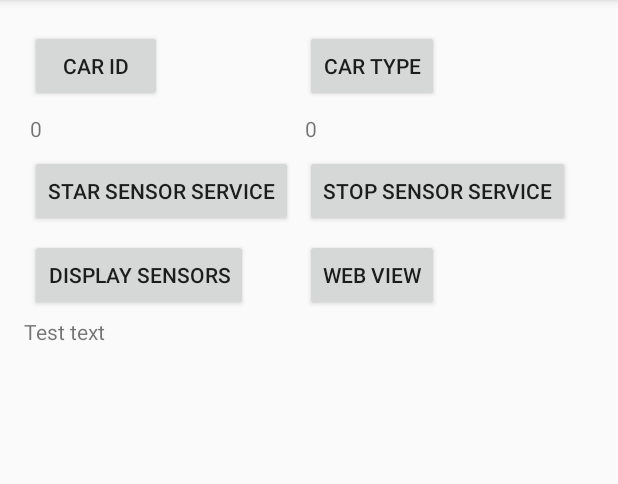
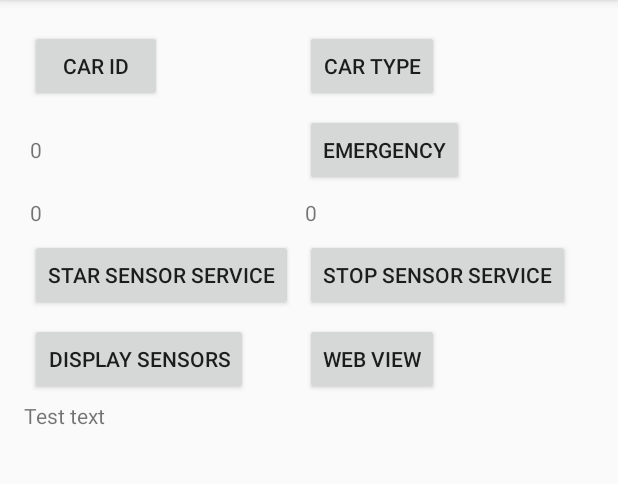
Before and after one commit to ThanosGkara/CarAppHackZurich, an Android app: the screen it shows after launch (MainActivity), on a phone screen of 412 x 824 dp, the part 84-568 px from its top. Run offline under Robolectric (Android 15) with nearby library versions, the phone set to English and light mode, and no system bars.

Commit message:
Added emergency button

```diff
--- a/app/src/main/java/com/hackzurich/carapp/carapphackzurich/MainActivity.java
+++ b/app/src/main/java/com/hackzurich/carapp/carapphackzurich/MainActivity.java
@@ -15,6 +15,8 @@ import android.widget.TextView;
 import android.content.BroadcastReceiver;
 import android.widget.Toast;
 
+import org.w3c.dom.Text;
+
 public class MainActivity extends Activity {
 
     private static final String TAG = "SensorsService";
@@ -28,8 +30,10 @@ public class MainActivity extends Activity {
     private Button btStartSensorService;
     private Button btStopSensorService;
     private Button btDisplaySensors;
+    private Button btInEmergency;
     private TextView tvCarID;
     private TextView tvCarType;
+    private TextView tvInEmergency;
     private TextView tvLogArea;
 
     @Override
@@ -47,7 +51,14 @@ public class MainActivity extends Activity {
         btStartSensorService = (Button) findViewById(R.id.btStarSensorService);
         btStopSensorService = (Button) findViewById(R.id.btStopSensorService);
         btDisplaySensors = (Button) findViewById(R.id.btDisplaySensors);
+        btInEmergency = (Button) findViewById(R.id.btInEmergency);
+        tvInEmergency = (TextView) findViewById(R.id.tvEmergenecy);
         tvLogArea = (TextView) findViewById(R.id.tvLogArea);
+
+        tvCarID.setText("0");
+        tvCarType.setText("0");
+        tvLogArea.setText("Test text");
+        tvInEmergency.setText("0");
     }
 
     private BroadcastReceiver sensorsSReceiver = new BroadcastReceiver() {
@@ -60,9 +71,9 @@ public class MainActivity extends Activity {
     @Override
     public void onResume() {
         super.onResume();
-        tvCarID.setText("0");
-        tvCarType.setText("0");
-        tvLogArea.setText("Test text");
+//        tvCarID.setText("0");
+//        tvCarType.setText("0");
+//        tvLogArea.setText("Test text");
     }
 
     @Override
@@ -124,6 +135,7 @@ public class MainActivity extends Activity {
     public void StarSensorService(View view) {
         backgroundIntent.putExtra("CarID", tvCarID.getText());
         backgroundIntent.putExtra("CarType", tvCarType.getText());
+        backgroundIntent.putExtra("InEmergency", tvInEmergency.getText());
         startService(backgroundIntent);
         registerReceiver(sensorsSReceiver, new IntentFilter(SensorsService.BROADCAST_ACTION));
     }
@@ -155,4 +167,12 @@ public class MainActivity extends Activity {
     public void startWebview(View view) {
         startActivity(webIntent);
     }
+
+    public void setInEmergency(View view) {
+        if (tvInEmergency.getText().toString().equals("0"))
+            tvInEmergency.setText("1");
+        else
+            tvInEmergency.setText("0");
+        backgroundIntent.putExtra("InEmergency", tvInEmergency.getText());
+    }
 }
--- a/app/src/main/java/com/hackzurich/carapp/carapphackzurich/SensorsService.java
+++ b/app/src/main/java/com/hackzurich/carapp/carapphackzurich/SensorsService.java
@@ -48,6 +48,7 @@ public class SensorsService extends Service implements SensorEventListener, Loca
 
     private String CarID;
     private String CarType;
+    private String InEmergenecy;
 
     private SensorManager mSensorManager;
     private SensorsCalulations calcs;
@@ -103,6 +104,7 @@ public class SensorsService extends Service implements SensorEventListener, Loca
         handler.removeCallbacks(sendUpdatesToUI);
         CarID = intent.getStringExtra("CarID");
         CarType = intent.getStringExtra("CarType");
+        InEmergenecy = intent.getStringExtra("InEmergency");
 
 //        handler.postDelayed(sendUpdatesToUI, 1000); // 1 second
         handler.postDelayed(sendUpdatesToUI, 1000);
@@ -188,7 +190,7 @@ public class SensorsService extends Service implements SensorEventListener, Loca
         String s = "{";
         s += "\"car_id\": " + CarID + ",";
         s += "\"car_type\": " + CarType + ",";
-        s += "\"in_emergency\": 0,";
+        s += "\"in_emergency\": " + InEmergenecy + ",";
         s += "\"timestamp\": " + (System.currentTimeMillis() / 1000L) + ",";
         s += "\"sensors\":{";
         if (tvAccel != null) {
@@ -211,7 +213,7 @@ public class SensorsService extends Service implements SensorEventListener, Loca
         final String url = "http://172.31.4.246:5000/update";
         try {
             j = new JSONObject(s);
-//            Log.d("JSON", j.toString());
+            Log.d("JSON", j.toString());
         } catch(Exception e) {
             e.printStackTrace();
         }
--- a/app/src/main/res/layout/activity_main.xml
+++ b/app/src/main/res/layout/activity_main.xml
@@ -31,6 +31,16 @@
 
         <TextView
             android:id="@+id/tvCarID"
+            android:layout_width="wrap_content"
+            android:layout_height="wrap_content" />
+
+        <Button
+            android:id="@+id/btInEmergency"
+            android:onClick="setInEmergency"
+            android:text="@string/Emergency" />
+
+        <TextView
+            android:id="@+id/tvEmergenecy"
             android:layout_width="wrap_content"
             android:layout_height="wrap_content" />
 
--- a/app/src/main/res/values/strings.xml
+++ b/app/src/main/res/values/strings.xml
@@ -16,4 +16,5 @@
     <string name="DisplaySensors">Display Sensors</string>
     <string name="WebView">Web View</string>
     <string name="GPS">GPS Location</string>
+    <string name="Emergency">Emergency</string>
 </resources>
```
